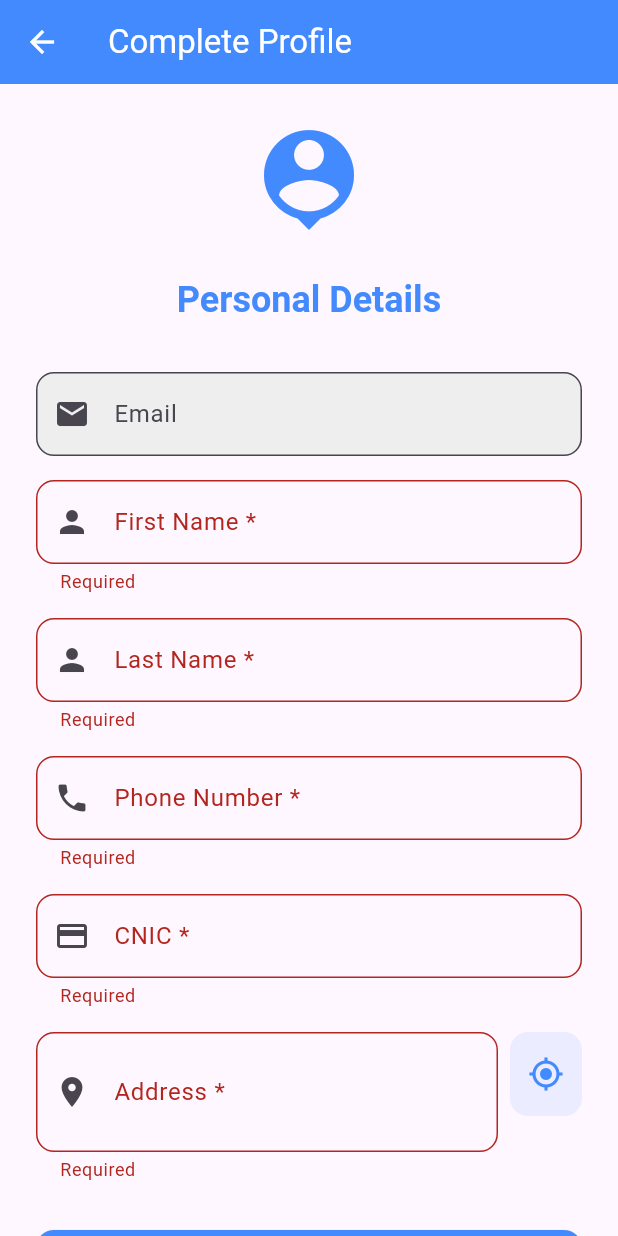
After one commit to JabbarKakar/factory_management, a Flutter app: the ProfileSetupScreen screen opened by its route, after a tap on "Save & Continue", on a phone screen of 412 x 824 dp. The commit adds this screen. Run offline on Flutter 3.47's test engine with Material 3 defaults, Android fonts, the phone set to English and light mode, and no system bars; our stand-ins replace cloud_firestore, firebase_auth, firebase_core, geocoding, geolocator; accounts and stored records are empty.

Commit message:
By Jabbar, Add user profile setup and location support
Introduced user profile model, profile setup screen, and factory creation screen. Integrated geolocator and geocoding for address autofill, updated Android and iOS permissions for location access, and extended AuthProvider to manage user profile and factory state. Updated dependencies and platform registration for geolocation plugins.

```diff
--- /dev/null
+++ b/lib/models/user_profile.dart
@@ -0,0 +1,47 @@
+class UserProfile {
+  final String uid;
+  final String email;
+  final String firstName;
+  final String lastName;
+  final String phoneNumber;
+  final String cnic;
+  final String address;
+  final String? profileImageUrl;
+
+  UserProfile({
+    required this.uid,
+    required this.email,
+    required this.firstName,
+    required this.lastName,
+    required this.phoneNumber,
+    required this.cnic,
+    required this.address,
+    this.profileImageUrl,
+  });
+
+  Map<String, dynamic> toMap() {
+    return {
+      'uid': uid,
+      'email': email,
+      'firstName': firstName,
+      'lastName': lastName,
+      'phoneNumber': phoneNumber,
+      'cnic': cnic,
+      'address': address,
+      'profileImageUrl': profileImageUrl,
+    };
+  }
+
+  factory UserProfile.fromMap(Map<String, dynamic> map) {
+    return UserProfile(
+      uid: map['uid'] ?? '',
+      email: map['email'] ?? '',
+      firstName: map['firstName'] ?? '',
+      lastName: map['lastName'] ?? '',
+      phoneNumber: map['phoneNumber'] ?? '',
+      cnic: map['cnic'] ?? '',
+      address: map['address'] ?? '',
+      profileImageUrl: map['profileImageUrl'],
+    );
+  }
+}
--- a/lib/providers/auth_provider.dart
+++ b/lib/providers/auth_provider.dart
@@ -1,25 +1,55 @@
 import 'package:flutter/material.dart';
 import 'package:firebase_auth/firebase_auth.dart';
 import '../services/auth_service.dart';
+import '../services/profile_service.dart';
+import '../models/user_profile.dart';
 
 class AuthProvider with ChangeNotifier {
   final AuthService _authService = AuthService();
+  final ProfileService _profileService = ProfileService();
 
   User? _user;
+  UserProfile? _userProfile;
+  bool _hasFactory = false;
+
   bool _isLoading = false;
   String? _errorMessage;
 
   User? get user => _user;
+  UserProfile? get userProfile => _userProfile;
+  bool get hasFactory => _hasFactory;
+
   bool get isLoading => _isLoading;
   String? get errorMessage => _errorMessage;
 
   bool get isAuthenticated => _user != null;
+  bool get hasProfile => _userProfile != null;
 
   AuthProvider() {
-    _authService.user.listen((User? newUser) {
+    _authService.user.listen((User? newUser) async {
       _user = newUser;
+      if (newUser != null) {
+        // Fetch profile and factory status when user state changes (e.g. auto login or manual login)
+        // However, since listen runs mostly on stream events, we might want to do this fetching proactively during SignIn
+        // But for auto-login (app restart), we need it here.
+        await _fetchUserDetails(newUser.uid);
+      } else {
+        _userProfile = null;
+        _hasFactory = false;
+        notifyListeners();
+      }
+    });
+  }
+
+  Future<void> _fetchUserDetails(String uid) async {
+    try {
+      _userProfile = await _profileService.getUserProfile(uid);
+      _hasFactory = await _profileService.hasFactory(uid);
+    } catch (e) {
+      debugPrint("Error fetching user details: $e");
+    } finally {
       notifyListeners();
-    });
+    }
   }
 
   void _setLoading(bool value) {
@@ -59,7 +89,10 @@ class AuthProvider with ChangeNotifier {
     _setLoading(true);
     _setError(null);
     try {
-      await _authService.signIn(email: email, password: password);
+      final credential = await _authService.signIn(email: email, password: password);
+      if (credential?.user != null) {
+        await _fetchUserDetails(credential!.user!.uid);
+      }
       _setLoading(false);
       return true;
     } catch (e) {
@@ -74,6 +107,8 @@ class AuthProvider with ChangeNotifier {
     _setLoading(true);
     try {
       await _authService.signOut();
+      _userProfile = null;
+      _hasFactory = false;
     } catch (e) {
       _setError(e.toString());
     } finally {
@@ -95,4 +130,20 @@ class AuthProvider with ChangeNotifier {
       return false;
     }
   }
+
+  // Save Profile
+  Future<bool> saveProfile(UserProfile profile) async {
+    _setLoading(true);
+    _setError(null);
+    try {
+      await _profileService.saveUserProfile(profile);
+      _userProfile = profile;
+      _setLoading(false);
+      return true;
+    } catch (e) {
+      _setError(e.toString());
+      _setLoading(false);
+      return false;
+    }
+  }
 }
--- /dev/null
+++ b/lib/screens/profile/profile_setup_screen.dart
@@ -0,0 +1,282 @@
+import 'package:flutter/material.dart';
+import 'package:provider/provider.dart';
+import 'package:geolocator/geolocator.dart';
+import 'package:geocoding/geocoding.dart';
+import '../../providers/auth_provider.dart';
+import '../../models/user_profile.dart';
+
+class ProfileSetupScreen extends StatefulWidget {
+  const ProfileSetupScreen({super.key});
+
+  @override
+  State<ProfileSetupScreen> createState() => _ProfileSetupScreenState();
+}
+
+class _ProfileSetupScreenState extends State<ProfileSetupScreen> {
+  final _formKey = GlobalKey<FormState>();
+  final _firstNameController = TextEditingController();
+  final _lastNameController = TextEditingController();
+  final _phoneNumberController = TextEditingController();
+  final _cnicController = TextEditingController();
+  final _addressController = TextEditingController();
+
+  bool _isGettingLocation = false;
+
+  @override
+  void dispose() {
+    _firstNameController.dispose();
+    _lastNameController.dispose();
+    _phoneNumberController.dispose();
+    _cnicController.dispose();
+    _addressController.dispose();
+    super.dispose();
+  }
+
+  Future<void> _fetchLocation() async {
+    setState(() => _isGettingLocation = true);
+    try {
+      bool serviceEnabled;
+      LocationPermission permission;
+
+      // Test if location services are enabled.
+      serviceEnabled = await Geolocator.isLocationServiceEnabled();
+      if (!serviceEnabled) {
+        throw 'Location services are disabled.';
+      }
+
+      permission = await Geolocator.checkPermission();
+      if (permission == LocationPermission.denied) {
+        permission = await Geolocator.requestPermission();
+        if (permission == LocationPermission.denied) {
+          throw 'Location permissions are denied';
+        }
+      }
+
+      if (permission == LocationPermission.deniedForever) {
+        throw 'Location permissions are permanently denied, we cannot request permissions.';
+      }
+
+      Position position = await Geolocator.getCurrentPosition();
+      List<Placemark> placemarks = await placemarkFromCoordinates(position.latitude, position.longitude);
+
+      if (placemarks.isNotEmpty) {
+        Placemark place = placemarks[0];
+        String address = '${place.street}, ${place.locality}, ${place.country}';
+        _addressController.text = address;
+      }
+    } catch (e) {
+      if (mounted) {
+        ScaffoldMessenger.of(context).showSnackBar(
+          SnackBar(content: Text('Error: $e'), backgroundColor: Colors.red),
+        );
+      }
+    } finally {
+      if (mounted) setState(() => _isGettingLocation = false);
+    }
+  }
+
+  Future<void> _saveProfile() async {
+    if (_formKey.currentState!.validate()) {
+      final authProvider = Provider.of<AuthProvider>(context, listen: false);
+
+      final user = authProvider.user;
+      if (user == null) return;
+
+      final profile = UserProfile(
+        uid: user.uid,
+        email: user.email ?? '',
+        firstName: _firstNameController.text.trim(),
+        lastName: _lastNameController.text.trim(),
+        phoneNumber: _phoneNumberController.text.trim(),
+        cnic: _cnicController.text.trim(),
+        address: _addressController.text.trim(),
+      );
+
+      final success = await authProvider.saveProfile(profile);
+
+      if (success) {
+        // Navigation will be handled by AuthWrapper or we can push directly if needed
+        // But since auth state (hasProfile) changes, AuthWrapper might react.
+        // However, Provider listeners usually trigger rebuilds.
+        // Let's rely on AuthWrapper's reactive nature or manual push if wrapper isn't sufficient yet.
+        // For now, let's assume AuthWrapper rebuilds. If not, we can force navigation.
+      } else {
+        if (mounted) {
+          ScaffoldMessenger.of(context).showSnackBar(
+            SnackBar(
+              content: Text(authProvider.errorMessage ?? 'Failed to save profile'),
+              backgroundColor: Colors.red,
+            ),
+          );
+        }
+      }
+    }
+  }
+
+  @override
+  Widget build(BuildContext context) {
+    final authProvider = Provider.of<AuthProvider>(context);
+    final user = authProvider.user;
+
+    return Scaffold(
+      appBar: AppBar(
+        title: const Text('Complete Profile'),
+        backgroundColor: Colors.blueAccent,
+        foregroundColor: Colors.white,
+      ),
+      body: SingleChildScrollView(
+        padding: const EdgeInsets.all(24.0),
+        child: Form(
+          key: _formKey,
+          child: Column(
+            crossAxisAlignment: CrossAxisAlignment.stretch,
+            children: [
+               const Icon(
+                  Icons.person_pin,
+                  size: 80,
+                  color: Colors.blueAccent,
+                ),
+                const SizedBox(height: 24),
+              Text(
+                'Personal Details',
+                textAlign: TextAlign.center,
+                style: Theme.of(context).textTheme.headlineSmall?.copyWith(
+                      fontWeight: FontWeight.bold,
+                      color: Colors.blueAccent,
+                    ),
+              ),
+              const SizedBox(height: 32),
+
+              // Email (Read Only)
+              TextFormField(
+                initialValue: user?.email,
+                readOnly: true,
+                decoration: InputDecoration(
+                  labelText: 'Email',
+                  prefixIcon: const Icon(Icons.email),
+                  border: OutlineInputBorder(borderRadius: BorderRadius.circular(12)),
+                  fillColor: Colors.grey[200],
+                  filled: true,
+                ),
+              ),
+              const SizedBox(height: 16),
+
+              // First Name
+              TextFormField(
+                controller: _firstNameController,
+                decoration: InputDecoration(
+                  labelText: 'First Name *',
+                  prefixIcon: const Icon(Icons.person),
+                  border: OutlineInputBorder(borderRadius: BorderRadius.circular(12)),
+                ),
+                validator: (v) => v!.isEmpty ? 'Required' : null,
+              ),
+              const SizedBox(height: 16),
+
+              // Last Name
+              TextFormField(
+                controller: _lastNameController,
+                decoration: InputDecoration(
+                  labelText: 'Last Name *',
+                  prefixIcon: const Icon(Icons.person),
+                  border: OutlineInputBorder(borderRadius: BorderRadius.circular(12)),
+                ),
+                validator: (v) => v!.isEmpty ? 'Required' : null,
+              ),
+              const SizedBox(height: 16),
+
+              // Phone
+              TextFormField(
+                controller: _phoneNumberController,
+                decoration: InputDecoration(
+                  labelText: 'Phone Number *',
+                  prefixIcon: const Icon(Icons.phone),
+                  border: OutlineInputBorder(borderRadius: BorderRadius.circular(12)),
+                ),
+                keyboardType: TextInputType.phone,
+                validator: (v) => v!.isEmpty ? 'Required' : null,
+              ),
+              const SizedBox(height: 16),
+
+              // CNIC
+              TextFormField(
+                controller: _cnicController,
+                decoration: InputDecoration(
+                  labelText: 'CNIC *',
+                  prefixIcon: const Icon(Icons.credit_card),
+                  border: OutlineInputBorder(borderRadius: BorderRadius.circular(12)),
+                ),
+                keyboardType: TextInputType.number,
+                validator: (v) => v!.isEmpty ? 'Required' : null,
+              ),
+              const SizedBox(height: 16),
+
+              // Address with Fetch Button
+              Row(
+                crossAxisAlignment: CrossAxisAlignment.start,
+                children: [
+                  Expanded(
+                    child: TextFormField(
+                      controller: _addressController,
+                      decoration: InputDecoration(
+                        labelText: 'Address *',
+                        prefixIcon: const Icon(Icons.location_on),
+                        border: OutlineInputBorder(borderRadius: BorderRadius.circular(12)),
+                      ),
+                      maxLines: 2,
+                      validator: (v) => v!.isEmpty ? 'Required' : null,
+                    ),
+                  ),
+                  const SizedBox(width: 8),
+                  Container(
+                    height: 56,
+                    decoration: BoxDecoration(
+                      color: Colors.blueAccent.withOpacity(0.1),
+                      borderRadius: BorderRadius.circular(12),
+                    ),
+                    child: IconButton(
+                      onPressed: _isGettingLocation ? null : _fetchLocation,
+                      icon: _isGettingLocation
+                        ? const SizedBox(
+                            width: 20,
+                            height: 20,
+                            child: CircularProgressIndicator(strokeWidth: 2)
+                          )
+                        : const Icon(Icons.my_location, color: Colors.blueAccent),
+                      tooltip: 'Get Current Location',
+                    ),
+                  ),
+                ],
+              ),
+
+              const SizedBox(height: 32),
+
+              SizedBox(
+                height: 50,
+                child: ElevatedButton(
+                  onPressed: authProvider.isLoading ? null : _saveProfile,
+                  style: ElevatedButton.styleFrom(
+                    backgroundColor: Colors.blueAccent,
+                    shape: RoundedRectangleBorder(
+                      borderRadius: BorderRadius.circular(12),
+                    ),
+                  ),
+                  child: authProvider.isLoading
+                    ? const CircularProgressIndicator(color: Colors.white)
+                    : const Text(
+                        'Save & Continue',
+                        style: TextStyle(
+                          fontSize: 16,
+                          fontWeight: FontWeight.bold,
+                          color: Colors.white,
+                        ),
+                      ),
+                ),
+              ),
+            ],
+          ),
+        ),
+      ),
+    );
+  }
+}
--- a/pubspec.yaml
+++ b/pubspec.yaml
@@ -69,6 +69,8 @@ dependencies:
   intl: ^0.20.2
   uuid: ^4.5.1
   equatable: ^2.0.5
+  geolocator: ^14.0.2
+  geocoding: ^4.0.0
 
 dev_dependencies:
   flutter_test:
```
Also changed, not shown: lib/main.dart (+17 -1 lines), lib/screens/factory/create_factory_screen.dart (added, +19 -0 lines), lib/services/profile_service.dart (added, +49 -0 lines), pubspec.lock, 4 other files.
